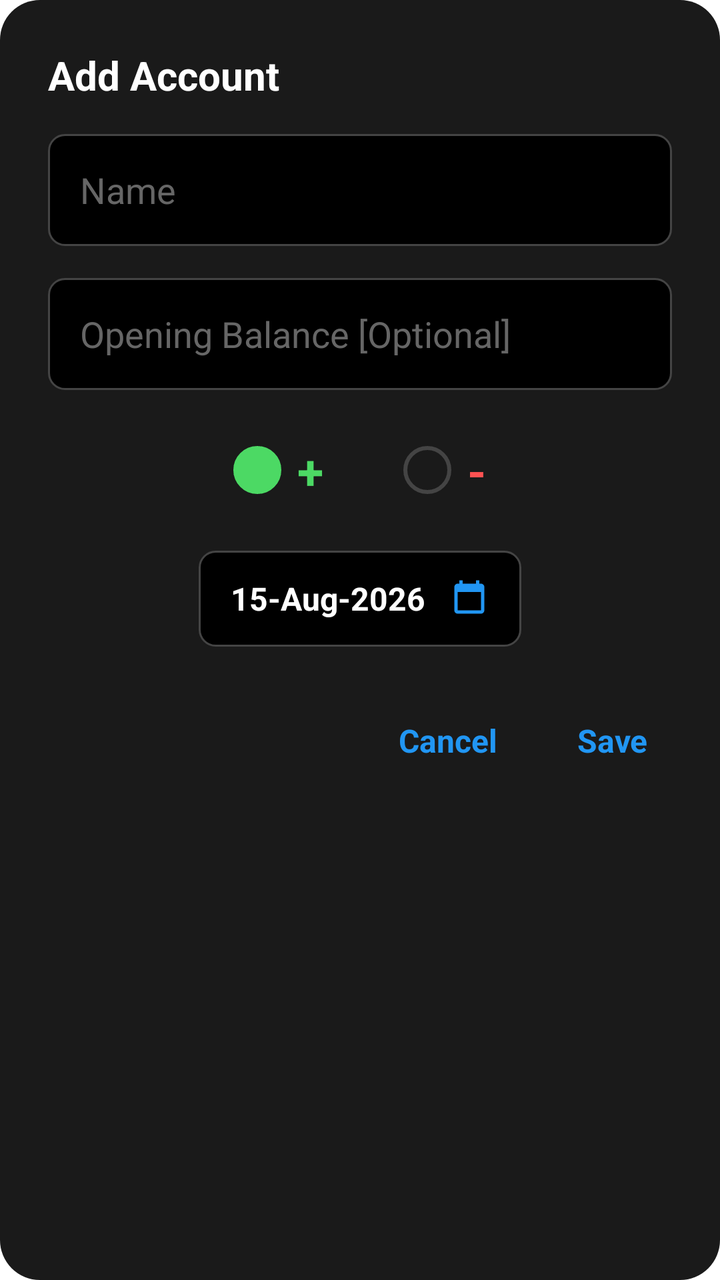
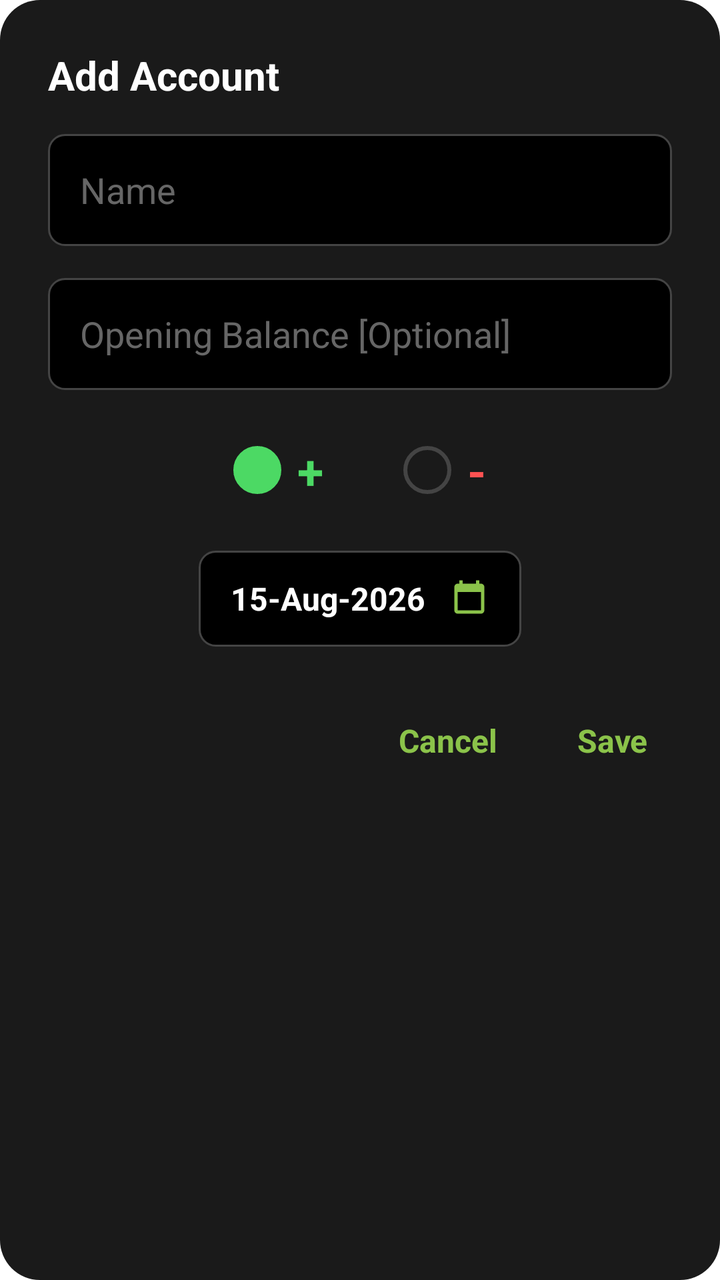

Before-and-after screenshots of an Android layout around one commit, followed by the original layout XML and the change that was made.
<!-- AndroidManifest.xml: application theme Theme.MyCalendar2026SAR -->
<!-- res/layout/dialog_add_account.xml -->
<?xml version="1.0" encoding="utf-8"?>
<LinearLayout xmlns:android="http://schemas.android.com/apk/res/android"
    xmlns:app="http://schemas.android.com/apk/res-auto"
    android:layout_width="match_parent"
    android:layout_height="wrap_content"
    android:background="@drawable/dialog_background_rounded"
    android:orientation="vertical"
    android:padding="24dp">

    <TextView
        android:id="@+id/dialogTitle"
        android:layout_width="wrap_content"
        android:layout_height="wrap_content"
        android:text="Add Account"
        android:textColor="@color/white"
        android:textSize="20sp"
        android:textStyle="bold" />

    <EditText
        android:id="@+id/editAccountName"
        android:layout_width="match_parent"
        android:layout_height="56dp"
        android:layout_marginTop="16dp"
        android:background="@drawable/edit_text_outline"
        android:hint="Name"
        android:inputType="textCapWords"
        android:paddingStart="16dp"
        android:paddingEnd="16dp"
        android:textColor="@color/white"
        android:textColorHint="#666666" />

    <EditText
        android:id="@+id/editAccountBalance"
        android:layout_width="match_parent"
        android:layout_height="56dp"
        android:layout_marginTop="16dp"
        android:background="@drawable/edit_text_outline"
        android:hint="Opening Balance [Optional]"
        android:inputType="numberDecimal"
        android:paddingStart="16dp"
        android:paddingEnd="16dp"
        android:textColor="@color/white"
        android:textColorHint="#666666" />

    <LinearLayout
        android:layout_width="match_parent"
        android:layout_height="wrap_content"
        android:layout_marginTop="16dp"
        android:gravity="center"
        android:orientation="horizontal">

        <LinearLayout
            android:id="@+id/typePlusContainer"
            android:layout_width="wrap_content"
            android:layout_height="wrap_content"
            android:gravity="center"
            android:orientation="horizontal"
            android:padding="8dp">

            <View
                android:id="@+id/indicatorPlus"
                android:layout_width="24dp"
                android:layout_height="24dp"
                android:background="@drawable/circle_indicator"
                android:backgroundTint="@color/income_green" />

            <TextView
                android:layout_width="wrap_content"
                android:layout_height="wrap_content"
                android:layout_marginStart="8dp"
                android:text="+"
                android:textColor="@color/income_green"
                android:textSize="24sp"
                android:textStyle="bold" />
        </LinearLayout>

        <LinearLayout
            android:id="@+id/typeMinusContainer"
            android:layout_width="wrap_content"
            android:layout_height="wrap_content"
            android:layout_marginStart="24dp"
            android:gravity="center"
            android:orientation="horizontal"
            android:padding="8dp">

            <View
                android:id="@+id/indicatorMinus"
                android:layout_width="24dp"
                android:layout_height="24dp"
                android:background="@drawable/circle_indicator" />

            <TextView
                android:layout_width="wrap_content"
                android:layout_height="wrap_content"
                android:layout_marginStart="8dp"
                android:text="-"
                android:textColor="@color/expense_red"
                android:textSize="24sp"
                android:textStyle="bold" />
        </LinearLayout>
    </LinearLayout>

    <LinearLayout
        android:id="@+id/dateSelectionBox"
        android:layout_width="wrap_content"
        android:layout_height="48dp"
        android:layout_gravity="center_horizontal"
        android:layout_marginTop="16dp"
        android:background="@drawable/edit_text_outline"
        android:gravity="center_vertical"
        android:orientation="horizontal"
        android:paddingStart="16dp"
        android:paddingEnd="16dp">

        <TextView
            android:id="@+id/txtAccountDate"
            android:layout_width="wrap_content"
            android:layout_height="wrap_content"
            android:text="15-Aug-2026"
            android:textColor="@color/white"
            android:textSize="16sp"
            android:textStyle="bold" />

        <ImageView
            android:layout_width="20dp"
            android:layout_height="20dp"
            android:layout_marginStart="12dp"
            android:src="@drawable/ic_menu_calendar_color"
            app:tint="@color/blue" />
    </LinearLayout>

    <LinearLayout
        android:layout_width="match_parent"
        android:layout_height="wrap_content"
        android:layout_marginTop="24dp"
        android:gravity="end"
        android:orientation="horizontal">

        <TextView
            android:id="@+id/btnCancelAccount"
            android:layout_width="wrap_content"
            android:layout_height="wrap_content"
            android:padding="12dp"
            android:text="Cancel"
            android:textColor="@color/blue"
            android:textSize="16sp"
            android:textStyle="bold" />

        <TextView
            android:id="@+id/btnSaveAccount"
            android:layout_width="wrap_content"
            android:layout_height="wrap_content"
            android:layout_marginStart="16dp"
            android:padding="12dp"
            android:text="Save"
            android:textColor="@color/blue"
            android:textSize="16sp"
            android:textStyle="bold" />
    </LinearLayout>

</LinearLayout>
<!-- resources referenced by this layout -->
<resources>
  <color name="blue">#2196F3</color>
  <color name="expense_red">#FF5252</color>
  <color name="income_green">#4CD964</color>
  <color name="white">#FFFFFFFF</color>
  <!-- drawable circle_indicator (drawable) -->
  <?xml version="1.0" encoding="utf-8"?>
  <shape xmlns:android="http://schemas.android.com/apk/res/android"
      android:shape="oval">
      <stroke android:width="2dp" android:color="#444444" />
      <size android:width="24dp" android:height="24dp" />
  </shape>
  <!-- drawable dialog_background_rounded (drawable) -->
  <?xml version="1.0" encoding="utf-8"?>
  <shape xmlns:android="http://schemas.android.com/apk/res/android">
      <solid android:color="#1A1A1A" />
      <corners android:radius="20dp" />
  </shape>
  <!-- drawable edit_text_outline (drawable) -->
  <?xml version="1.0" encoding="utf-8"?>
  <shape xmlns:android="http://schemas.android.com/apk/res/android">
      <stroke android:width="1dp" android:color="#444444" />
      <corners android:radius="8dp" />
      <solid android:color="@color/black" />
  </shape>
  <!-- drawable ic_menu_calendar_color (drawable) -->
  <vector xmlns:android="http://schemas.android.com/apk/res/android"
      android:width="24dp"
      android:height="24dp"
      android:viewportWidth="24"
      android:viewportHeight="24">
      <path
          android:fillColor="#F44336"
          android:pathData="M19,3h-1V1h-2v2H8V1H6v2H5C3.89,3 3.01,3.9 3.01,5L3,19c0,1.1 0.89,2 2,2h14c1.1,0 2,-0.9 2,-2V5c0,-1.1 -0.9,-2 -2,-2zM19,19H5V8h14v11z" />
  </vector>
  <color name="black">#FF000000</color>
  <color name="light_green">#8BC34A</color>
  <color name="hunter_green">#355E3B</color>
  <color name="teal_200">#FF03DAC5</color>
  <color name="teal_700">#FF018786</color>
  <style name="CustomMenuTextAppearance" parent="TextAppearance.AppCompat.Widget.PopupMenu.Large">
          <item name="android:textSize">@dimen/_10ssp</item>
          <item name="android:textColor">@color/white</item>
      </style>
  <style name="CustomPopupMenuStyle" parent="Widget.AppCompat.PopupMenu">
          <item name="android:minWidth">@dimen/_110sdp</item>
      </style>
  <style name="CustomAlertDialogTheme" parent="ThemeOverlay.MaterialComponents.MaterialAlertDialog">
          <item name="colorPrimary">@color/light_green</item>
          <item name="colorAccent">@color/light_green</item>
          <item name="colorSecondary">@color/light_green</item>
          <item name="android:textColorPrimary">@color/white</item>
          
          <item name="buttonBarPositiveButtonStyle">@style/GreenButtonStyle</item>
          <item name="buttonBarNegativeButtonStyle">@style/GreenButtonStyle</item>
          <item name="buttonBarNeutralButtonStyle">@style/GreenButtonStyle</item>
      </style>
  <style name="GreenButtonStyle" parent="Widget.MaterialComponents.Button.TextButton">
          <item name="android:textColor">@color/light_green</item>
      </style>
  <!-- unchanged entries left out for length: 1 -->
</resources>

<!-- the commit's change to res/layout/dialog_add_account.xml (unified diff, before → after) -->
@@ -126,7 +126,7 @@
             android:layout_height="20dp"
             android:layout_marginStart="12dp"
             android:src="@drawable/ic_menu_calendar_color"
-            app:tint="@color/blue" />
+            app:tint="@color/light_green" />
     </LinearLayout>
 
     <LinearLayout
@@ -142,7 +142,7 @@
             android:layout_height="wrap_content"
             android:padding="12dp"
             android:text="Cancel"
-            android:textColor="@color/blue"
+            android:textColor="@color/light_green"
             android:textSize="16sp"
             android:textStyle="bold" />
 
@@ -153,7 +153,7 @@
             android:layout_marginStart="16dp"
             android:padding="12dp"
             android:text="Save"
-            android:textColor="@color/blue"
+            android:textColor="@color/light_green"
             android:textSize="16sp"
             android:textStyle="bold" />
     </LinearLayout>
<!-- resource entries referenced after the edit -->
@@ -1,6 +1,5 @@
 <!-- resources referenced by this layout -->
 <resources>
-  <color name="blue">#2196F3</color>
   <color name="expense_red">#FF5252</color>
   <color name="income_green">#4CD964</color>
   <color name="white">#FFFFFFFF</color>
